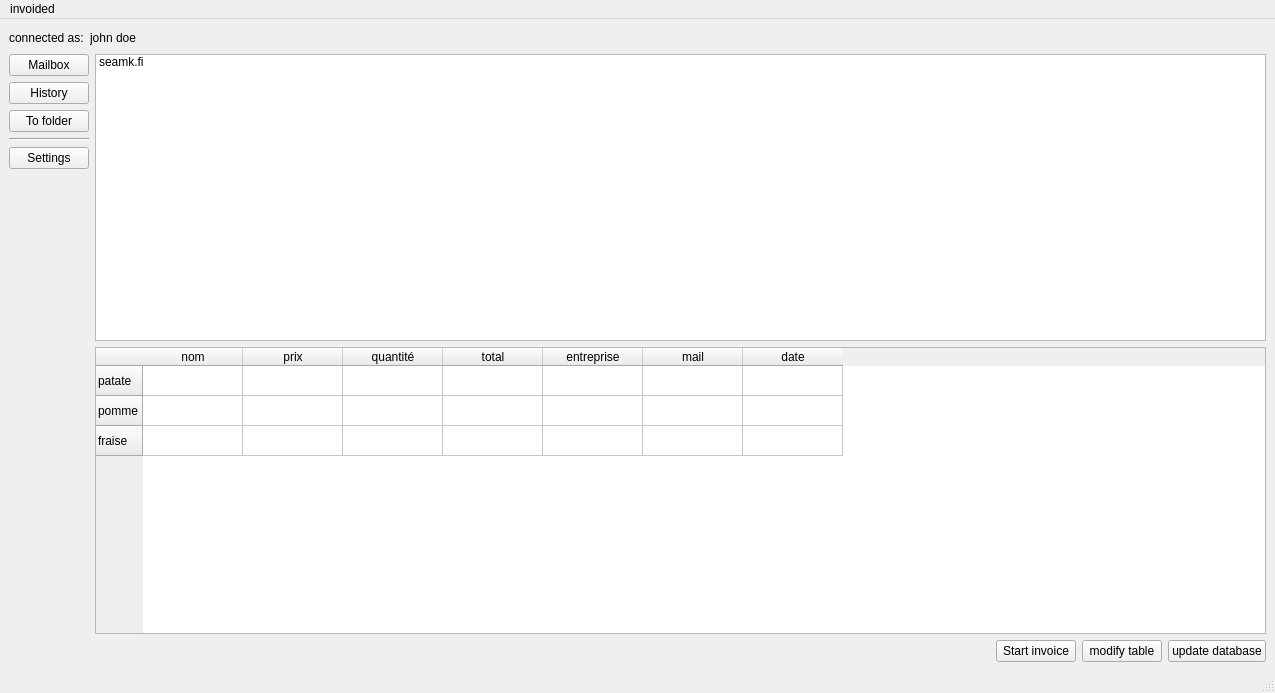
Old version of the form page1.ui in the repository ben272503/invoided.
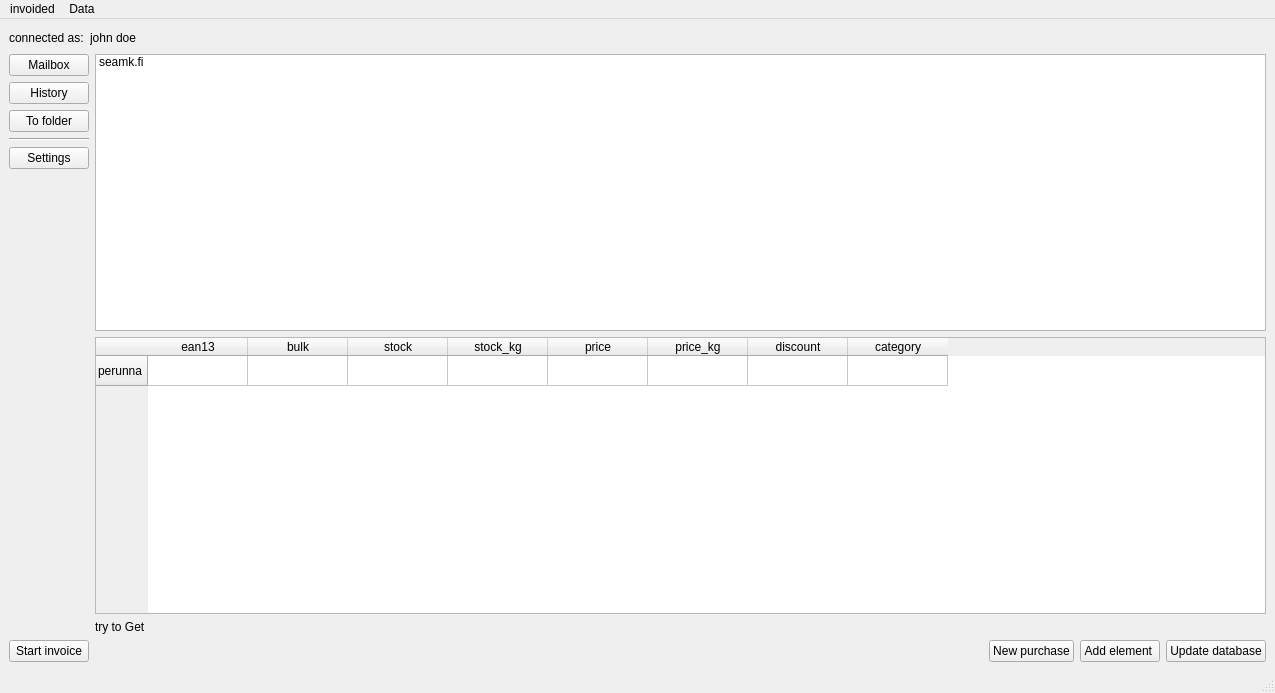
New version of the form.

Patch:
```diff
--- a/page1.ui
+++ b/page1.ui
@@ -120,59 +120,56 @@
            <widget class="QTableWidget" name="tableWidget">
             <row>
              <property name="text">
-              <string>patate</string>
+              <string>perunna</string>
              </property>
             </row>
-            <row>
-             <property name="text">
-              <string>pomme</string>
-             </property>
-            </row>
-            <row>
-             <property name="text">
-              <string>fraise</string>
-             </property>
-            </row>
             <column>
              <property name="text">
-              <string>nom</string>
+              <string>ean13</string>
              </property>
             </column>
             <column>
              <property name="text">
-              <string>prix</string>
+              <string>bulk</string>
              </property>
             </column>
             <column>
              <property name="text">
-              <string>quantité</string>
+              <string>stock</string>
              </property>
             </column>
             <column>
              <property name="text">
-              <string>total</string>
+              <string>stock_kg</string>
              </property>
             </column>
             <column>
              <property name="text">
-              <string>entreprise</string>
+              <string>price</string>
              </property>
             </column>
             <column>
              <property name="text">
-              <string>mail</string>
+              <string>price_kg</string>
              </property>
             </column>
             <column>
              <property name="text">
-              <string>date</string>
+              <string>discount</string>
              </property>
             </column>
-            <item row="0" column="0">
+            <column>
              <property name="text">
-              <string/>
+              <string>category</string>
              </property>
-            </item>
+            </column>
+           </widget>
+          </item>
+          <item>
+           <widget class="QLabel" name="label_Get">
+            <property name="text">
+             <string>try to Get</string>
+            </property>
            </widget>
           </item>
          </layout>
@@ -182,36 +179,43 @@
       <item>
        <layout class="QHBoxLayout" name="horizontalLayout_2">
         <item>
-         <spacer name="horizontalSpacer">
-          <property name="orientation">
-           <enum>Qt::Horizontal</enum>
-          </property>
-          <property name="sizeHint" stdset="0">
-           <size>
-            <width>40</width>
-            <height>20</height>
-           </size>
-          </property>
-         </spacer>
-        </item>
-        <item>
-         <widget class="QPushButton" name="pushButton">
+         <widget class="QPushButton" name="pushButton_invo">
           <property name="text">
            <string>Start invoice</string>
           </property>
          </widget>
         </item>
         <item>
-         <widget class="QPushButton" name="pushButton_modTable">
+         <spacer name="horizontalSpacer">
+          <property name="orientation">
+           <enum>Qt::Horizontal</enum>
+          </property>
+          <property name="sizeHint" stdset="0">
+           <size>
+            <width>40</width>
+            <height>20</height>
+           </size>
+          </property>
+         </spacer>
+        </item>
+        <item>
+         <widget class="QPushButton" name="pushButton_NewPursh">
           <property name="text">
-           <string>modify table</string>
+           <string>New purchase</string>
+          </property>
+         </widget>
+        </item>
+        <item>
+         <widget class="QPushButton" name="pushButton_AddElem">
+          <property name="text">
+           <string>Add element </string>
           </property>
          </widget>
         </item>
         <item>
          <widget class="QPushButton" name="pushButtonUpdateDB">
           <property name="text">
-           <string>update database</string>
+           <string>Update database</string>
           </property>
          </widget>
         </item>
@@ -236,7 +240,14 @@
     </property>
     <addaction name="actionD_connexion"/>
    </widget>
+   <widget class="QMenu" name="menuEdit">
+    <property name="title">
+     <string>Data</string>
+    </property>
+    <addaction name="actionRefresh_Data"/>
+   </widget>
    <addaction name="menuInvoided"/>
+   <addaction name="menuEdit"/>
   </widget>
   <widget class="QStatusBar" name="statusbar"/>
   <action name="actionD_connexion">
```
Left out of the diff: 9 changed lines with no effect on the pictures.
